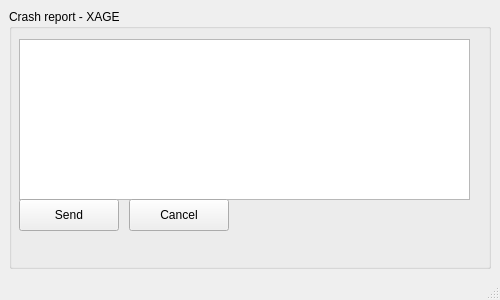
This is crashrptwnd.ui in PlayIt-Dot-Com/CrashRpt as Qt 5 draws it before an edit. The edited form follows.
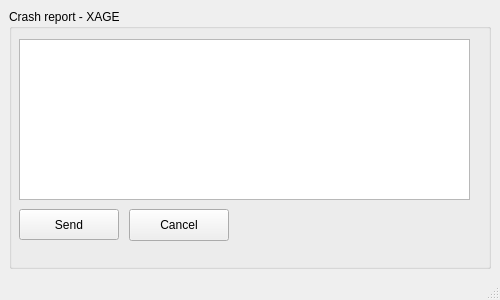
This is the edited form.

Commit message: [Windows] Fix button height.

```diff
--- a/crashrptwnd.ui
+++ b/crashrptwnd.ui
@@ -42,9 +42,9 @@
          <property name="geometry">
           <rect>
            <x>10</x>
-           <y>190</y>
+           <y>200</y>
            <width>100</width>
-           <height>32</height>
+           <height>31</height>
           </rect>
          </property>
          <property name="text">
@@ -55,7 +55,7 @@
          <property name="geometry">
           <rect>
            <x>120</x>
-           <y>190</y>
+           <y>200</y>
            <width>100</width>
            <height>32</height>
           </rect>
```
Left out of the diff: 2 changed lines with no effect on the pictures.
